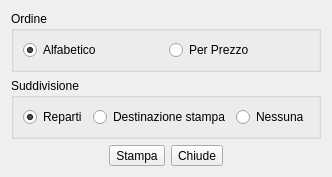
Qt form src/reportform.ui (mtonin/gestcassa) before a commit.
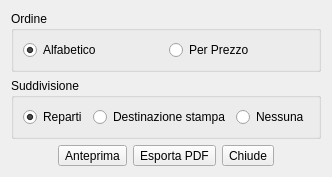
The same form after that commit.

Commit message: - implementazione preview sui report

Diff of the .ui file:
```diff
--- a/src/reportform.ui
+++ b/src/reportform.ui
@@ -100,7 +100,20 @@
         </sizepolicy>
        </property>
        <property name="text">
-        <string>Stampa</string>
+        <string>Anteprima</string>
+       </property>
+      </widget>
+     </item>
+     <item>
+      <widget class="QToolButton" name="esportaBtn">
+       <property name="sizePolicy">
+        <sizepolicy hsizetype="Fixed" vsizetype="Preferred">
+         <horstretch>0</horstretch>
+         <verstretch>0</verstretch>
+        </sizepolicy>
+       </property>
+       <property name="text">
+        <string>Esporta PDF</string>
        </property>
       </widget>
      </item>
```
Left out of the diff: 2 changed lines with no effect on the pictures. The commit also changes 2 other files.
